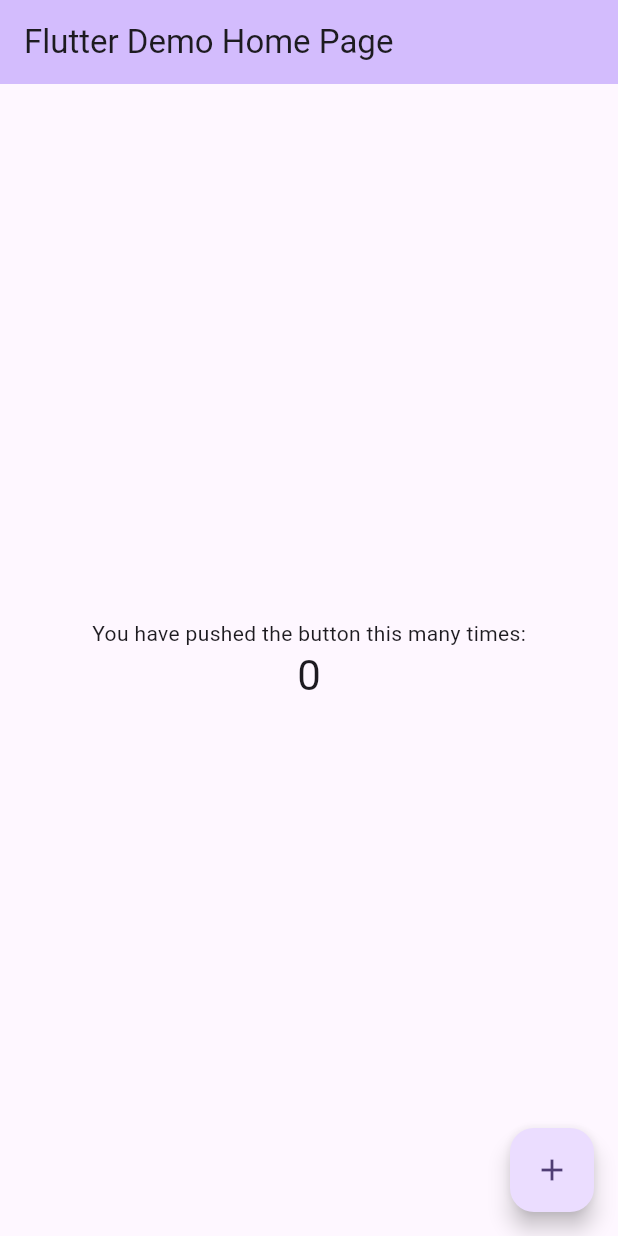
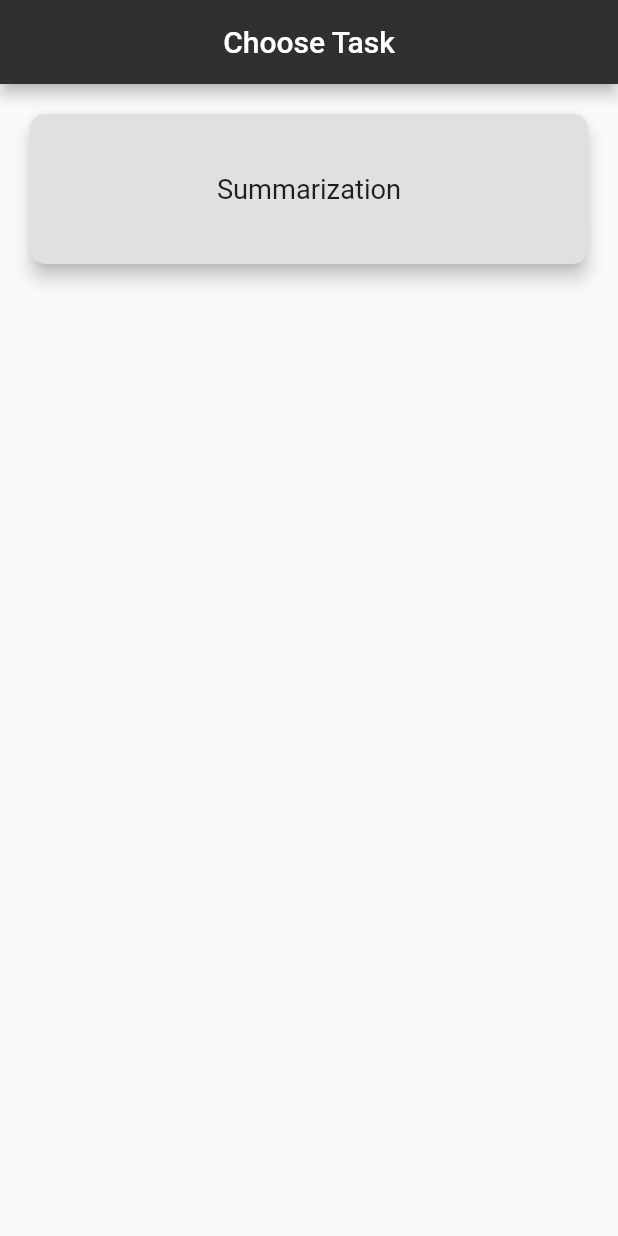
Before and after one commit to mustafamegahed/NLP_Application, a Flutter app: the screen it shows after launch, on a phone screen of 412 x 824 dp. Run offline on Flutter 3.47's test engine with Material 2 defaults, Android fonts, the phone set to English and light mode, and no system bars; our stand-ins replace dio.

Commit message:
Front Main

```diff
--- a/front/lib/main.dart
+++ b/front/lib/main.dart
@@ -1,4 +1,5 @@
 import 'package:flutter/material.dart';
+import 'package:dio/dio.dart';
 
 void main() {
   runApp(const MyApp());
@@ -7,119 +8,170 @@ void main() {
 class MyApp extends StatelessWidget {
   const MyApp({super.key});
 
-  // This widget is the root of your application.
   @override
   Widget build(BuildContext context) {
-    return MaterialApp(
-      title: 'Flutter Demo',
-      theme: ThemeData(
-        // This is the theme of your application.
-        //
-        // TRY THIS: Try running your application with "flutter run". You'll see
-        // the application has a blue toolbar. Then, without quitting the app,
-        // try changing the seedColor in the colorScheme below to Colors.green
-        // and then invoke "hot reload" (save your changes or press the "hot
-        // reload" button in a Flutter-supported IDE, or press "r" if you used
-        // the command line to start the app).
-        //
-        // Notice that the counter didn't reset back to zero; the application
-        // state is not lost during the reload. To reset the state, use hot
-        // restart instead.
-        //
-        // This works for code too, not just values: Most code changes can be
-        // tested with just a hot reload.
-        colorScheme: ColorScheme.fromSeed(seedColor: Colors.deepPurple),
-        useMaterial3: true,
-      ),
-      home: const MyHomePage(title: 'Flutter Demo Home Page'),
+    return const MaterialApp(
+      home: TasksPage(),
     );
   }
 }
 
-class MyHomePage extends StatefulWidget {
-  const MyHomePage({super.key, required this.title});
+final dio = Dio();
 
-  // This widget is the home page of your application. It is stateful, meaning
-  // that it has a State object (defined below) that contains fields that affect
-  // how it looks.
+void request(url) async {
+  Response response;
+  response = await dio.post(
+      'https://e79a-2a00-f29-290-1aa0-21b1-bfca-d47f-8204.in.ngrok.io/summarize-webpage',
+      data: {'url': url});
+  print(response.data.toString());
+}
 
-  // This class is the configuration for the state. It holds the values (in this
-  // case the title) provided by the parent (in this case the App widget) and
-  // used by the build method of the State. Fields in a Widget subclass are
-  // always marked "final".
-
-  final String title;
+class TasksPage extends StatelessWidget {
+  const TasksPage({super.key});
 
   @override
-  State<MyHomePage> createState() => _MyHomePageState();
+  Widget build(BuildContext context) {
+    return MaterialApp(
+      home: Scaffold(
+        appBar: AppBar(
+          title: const Center(child: Text('Choose Task')),
+          backgroundColor: Colors.grey[850],
+        ),
+        body: SafeArea(
+          child: Column(children: [
+            Center(
+              child: Card(
+                elevation: 5,
+                color: Colors.grey[300],
+                shape: const RoundedRectangleBorder(
+                  borderRadius: BorderRadius.all(
+                    Radius.circular(10),
+                  ),
+                ),
+                margin: const EdgeInsets.all(20),
+                child: InkWell(
+                  onTap: () {
+                    Navigator.push(
+                        context,
+                        MaterialPageRoute(
+                            builder: (context) => const SummarizationPage()));
+                  },
+                  child: const SizedBox(
+                    width: double.infinity,
+                    height: 100,
+                    child: Center(
+                        child: Text('Summarization', textScaleFactor: 1.3)),
+                  ),
+                ),
+              ),
+            ),
+          ]),
+        ),
+      ),
+    );
+  }
 }
 
-class _MyHomePageState extends State<MyHomePage> {
-  int _counter = 0;
+class SummarizationPage extends StatelessWidget {
+  const SummarizationPage({super.key});
 
-  void _incrementCounter() {
-    setState(() {
-      // This call to setState tells the Flutter framework that something has
-      // changed in this State, which causes it to rerun the build method below
-      // so that the display can reflect the updated values. If we changed
-      // _counter without calling setState(), then the build method would not be
-      // called again, and so nothing would appear to happen.
-      _counter++;
-    });
+  @override
+  Widget build(BuildContext context) {
+    return MaterialApp(
+      home: Scaffold(
+        appBar: AppBar(
+          title: const Center(child: Text('Summarization')),
+          backgroundColor: Colors.grey[850],
+        ),
+        body: SafeArea(
+          child: Column(children: [
+            Center(
+              child: Card(
+                elevation: 5,
+                color: Colors.grey[300],
+                shape: const RoundedRectangleBorder(
+                  borderRadius: BorderRadius.all(
+                    Radius.circular(10),
+                  ),
+                ),
+                margin: const EdgeInsets.all(20),
+                child: InkWell(
+                  onTap: () {
+                    Navigator.push(
+                        context,
+                        MaterialPageRoute(
+                            builder: (context) => const WebPagePage()));
+                  },
+                  child: const SizedBox(
+                    width: double.infinity,
+                    height: 100,
+                    child:
+                        Center(child: Text('Web Page', textScaleFactor: 1.3)),
+                  ),
+                ),
+              ),
+            ),
+          ]),
+        ),
+      ),
+    );
+  }
+}
+
+// Define a custom Form widget.
+class WebPagePage extends StatefulWidget {
+  const WebPagePage({super.key});
+
+  @override
+  State<WebPagePage> createState() => _WebPagePage();
+}
+
+// Define a corresponding State class. This class holds the data related to the Form.
+class _WebPagePage extends State<WebPagePage> {
+// Create a text controller and use it to retrieve the current value of the TextField.
+  final myController = TextEditingController();
+
+  @override
+  void dispose() {
+    // Clean up the controller when the widget is disposed.
+    myController.dispose();
+    super.dispose();
   }
 
   @override
   Widget build(BuildContext context) {
-    // This method is rerun every time setState is called, for instance as done
-    // by the _incrementCounter method above.
-    //
-    // The Flutter framework has been optimized to make rerunning build methods
-    // fast, so that you can just rebuild anything that needs updating rather
-    // than having to individually change instances of widgets.
-    return Scaffold(
-      appBar: AppBar(
-        // TRY THIS: Try changing the color here to a specific color (to
-        // Colors.amber, perhaps?) and trigger a hot reload to see the AppBar
-        // change color while the other colors stay the same.
-        backgroundColor: Theme.of(context).colorScheme.inversePrimary,
-        // Here we take the value from the MyHomePage object that was created by
-        // the App.build method, and use it to set our appbar title.
-        title: Text(widget.title),
-      ),
-      body: Center(
-        // Center is a layout widget. It takes a single child and positions it
-        // in the middle of the parent.
-        child: Column(
-          // Column is also a layout widget. It takes a list of children and
-          // arranges them vertically. By default, it sizes itself to fit its
-          // children horizontally, and tries to be as tall as its parent.
-          //
-          // Column has various properties to control how it sizes itself and
-          // how it positions its children. Here we use mainAxisAlignment to
-          // center the children vertically; the main axis here is the vertical
-          // axis because Columns are vertical (the cross axis would be
-          // horizontal).
-          //
-          // TRY THIS: Invoke "debug painting" (choose the "Toggle Debug Paint"
-          // action in the IDE, or press "p" in the console), to see the
-          // wireframe for each widget.
-          mainAxisAlignment: MainAxisAlignment.center,
-          children: <Widget>[
-            const Text(
-              'You have pushed the button this many times:',
+    return MaterialApp(
+      home: Scaffold(
+        appBar: AppBar(
+          title: const Center(child: Text('Web Page')),
+          backgroundColor: Colors.grey[850],
+        ),
+        body: SafeArea(
+          child: Column(children: [
+            Padding(
+              padding: const EdgeInsets.all(20),
+              child: TextFormField(
+                controller: myController,
+                obscureText: false,
+                decoration: const InputDecoration(
+                  border: UnderlineInputBorder(),
+                  labelText: 'Enter your URL',
+                ),
+              ),
             ),
-            Text(
-              '$_counter',
-              style: Theme.of(context).textTheme.headlineMedium,
-            ),
-          ],
+            ElevatedButton(
+                style: ElevatedButton.styleFrom(
+                    maximumSize: const Size(150, 40),
+                    shape: RoundedRectangleBorder(
+                        borderRadius: BorderRadius.circular(20))),
+                onPressed: () {
+                  print(myController.text);
+                  request(myController.text);
+                },
+                child: const Center(child: Text('Submit')))
+          ]),
         ),
       ),
-      floatingActionButton: FloatingActionButton(
-        onPressed: _incrementCounter,
-        tooltip: 'Increment',
-        child: const Icon(Icons.add),
-      ), // This trailing comma makes auto-formatting nicer for build methods.
     );
   }
 }
```
